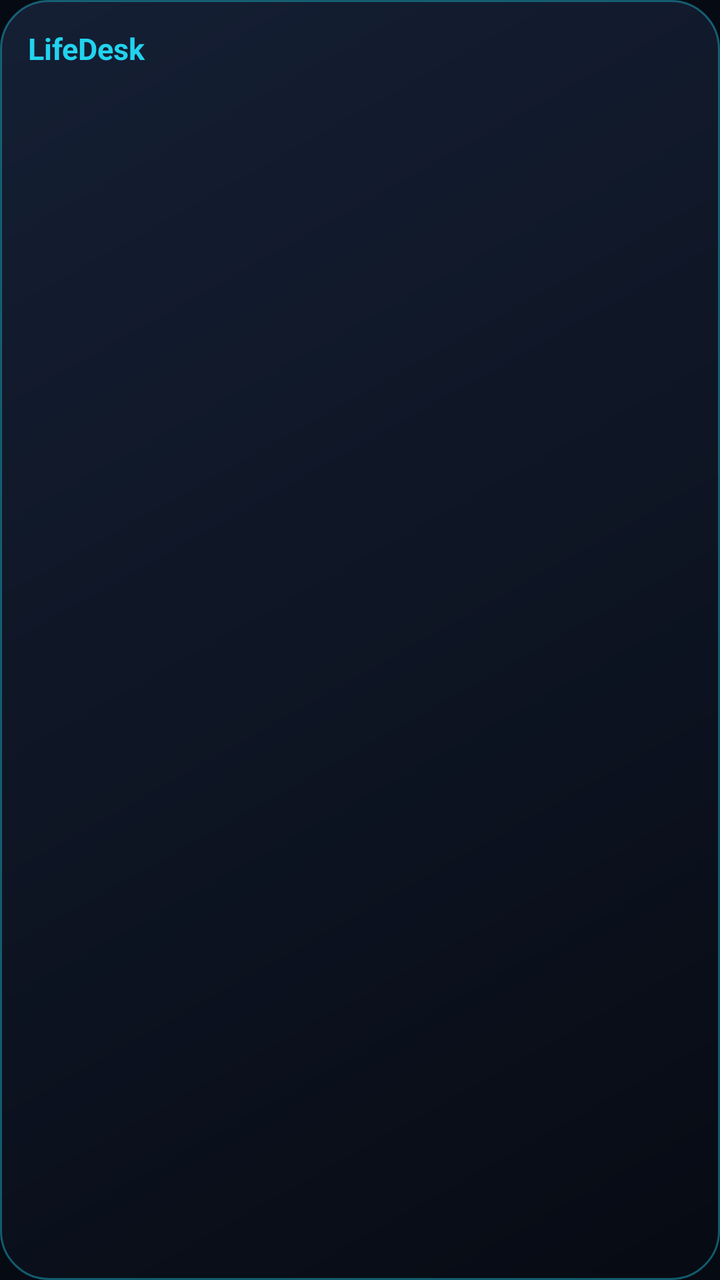
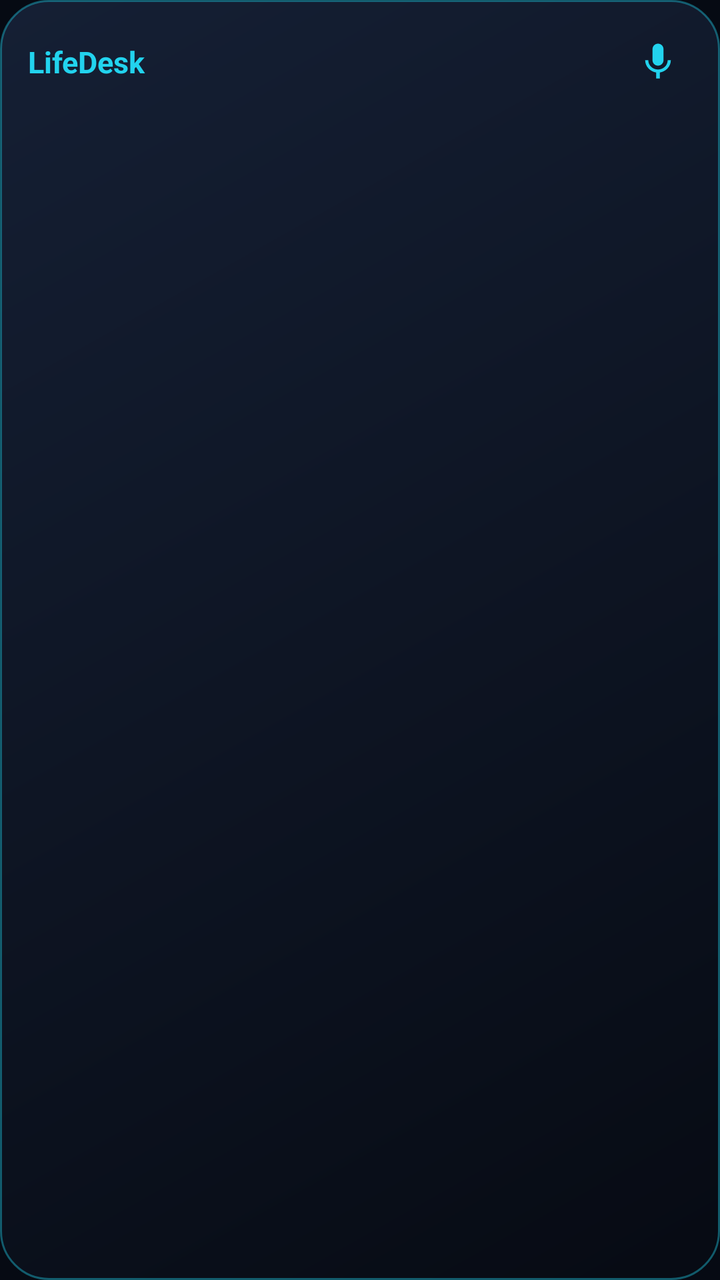

Screens rendered from an Android XML layout before and after an edit, with the pre-edit source and the edit as a unified diff.
<!-- AndroidManifest.xml: application theme Theme.LifeDesk -->
<!-- res/layout/widget_due.xml -->
<?xml version="1.0" encoding="utf-8"?>
<LinearLayout xmlns:android="http://schemas.android.com/apk/res/android"
    android:id="@+id/widget_root"
    android:layout_width="match_parent"
    android:layout_height="match_parent"
    android:background="@drawable/widget_background"
    android:orientation="vertical"
    android:padding="14dp">

    <TextView
        android:id="@+id/widget_title"
        android:layout_width="match_parent"
        android:layout_height="wrap_content"
        android:text="LifeDesk"
        android:textColor="#22D3EE"
        android:textSize="15sp"
        android:textStyle="bold" />

    <TextView
        android:id="@+id/widget_row1"
        android:layout_width="match_parent"
        android:layout_height="wrap_content"
        android:layout_marginTop="8dp"
        android:ellipsize="end"
        android:maxLines="1"
        android:textColor="#E8FFFFFF"
        android:textSize="13sp" />

    <TextView
        android:id="@+id/widget_row2"
        android:layout_width="match_parent"
        android:layout_height="wrap_content"
        android:layout_marginTop="4dp"
        android:ellipsize="end"
        android:maxLines="1"
        android:textColor="#E8FFFFFF"
        android:textSize="13sp" />

    <TextView
        android:id="@+id/widget_row3"
        android:layout_width="match_parent"
        android:layout_height="wrap_content"
        android:layout_marginTop="4dp"
        android:ellipsize="end"
        android:maxLines="1"
        android:textColor="#E8FFFFFF"
        android:textSize="13sp" />
</LinearLayout>
<!-- resources referenced by this layout -->
<resources>
  <!-- drawable widget_background (drawable) -->
  <?xml version="1.0" encoding="utf-8"?>
  <shape xmlns:android="http://schemas.android.com/apk/res/android" android:shape="rectangle">
      <gradient android:angle="315" android:startColor="#F2152036" android:endColor="#F2060A13" />
      <stroke android:width="1dp" android:color="#6622D3EE" />
      <corners android:radius="24dp" />
  </shape>
  <style name="Theme.LifeDesk" parent="android:Theme.Material.NoActionBar">
          <item name="android:statusBarColor">@android:color/transparent</item>
          <item name="android:navigationBarColor">@android:color/transparent</item>
          <item name="android:windowBackground">@color/brand</item>
      </style>
  <color name="brand">#060A13</color>
</resources>

<!-- the commit's change to res/layout/widget_due.xml (unified diff, before → after) -->
@@ -7,14 +7,30 @@
     android:orientation="vertical"
     android:padding="14dp">
 
-    <TextView
-        android:id="@+id/widget_title"
+    <LinearLayout
         android:layout_width="match_parent"
         android:layout_height="wrap_content"
-        android:text="LifeDesk"
-        android:textColor="#22D3EE"
-        android:textSize="15sp"
-        android:textStyle="bold" />
+        android:gravity="center_vertical"
+        android:orientation="horizontal">
+
+        <TextView
+            android:id="@+id/widget_title"
+            android:layout_width="0dp"
+            android:layout_height="wrap_content"
+            android:layout_weight="1"
+            android:text="LifeDesk"
+            android:textColor="#22D3EE"
+            android:textSize="15sp"
+            android:textStyle="bold" />
+
+        <ImageView
+            android:id="@+id/widget_mic"
+            android:layout_width="34dp"
+            android:layout_height="34dp"
+            android:contentDescription="Voice command"
+            android:padding="6dp"
+            android:src="@drawable/ic_mic" />
+    </LinearLayout>
 
     <TextView
         android:id="@+id/widget_row1"
<!-- resource entries referenced after the edit -->
@@ -1,5 +1,16 @@
 <!-- resources referenced by this layout -->
 <resources>
+  <!-- drawable ic_mic (drawable) -->
+  <vector xmlns:android="http://schemas.android.com/apk/res/android"
+      android:width="24dp"
+      android:height="24dp"
+      android:viewportWidth="24"
+      android:viewportHeight="24"
+      android:tint="#22D3EE">
+      <path
+          android:fillColor="#FFFFFFFF"
+          android:pathData="M12,14c1.66,0 3,-1.34 3,-3V5c0,-1.66 -1.34,-3 -3,-3S9,3.34 9,5v6c0,1.66 1.34,3 3,3zM17.3,11c0,3 -2.54,5.1 -5.3,5.1S6.7,14 6.7,11H5c0,3.41 2.72,6.23 6,6.72V21h2v-3.28c3.28,-0.48 6,-3.3 6,-6.72h-1.7z" />
+  </vector>
   <!-- drawable widget_background (drawable) -->
   <?xml version="1.0" encoding="utf-8"?>
   <shape xmlns:android="http://schemas.android.com/apk/res/android" android:shape="rectangle">
